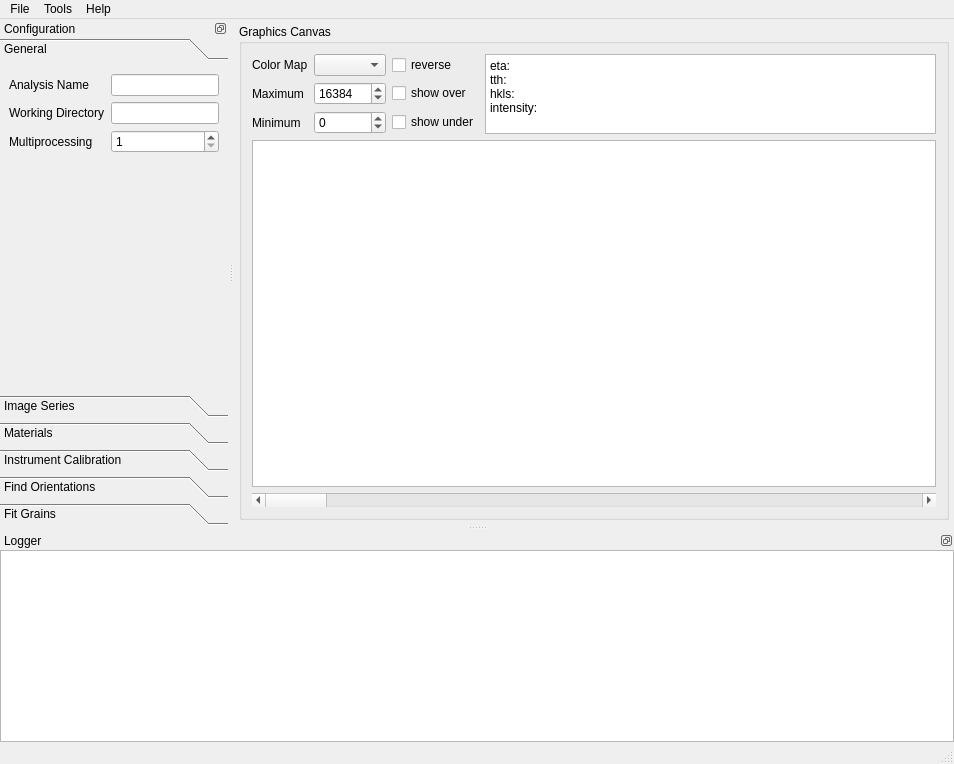
First picture: the form in hexrd/qt/resources/mainwindow.ui, repository praxes/hexrd, before the edit.
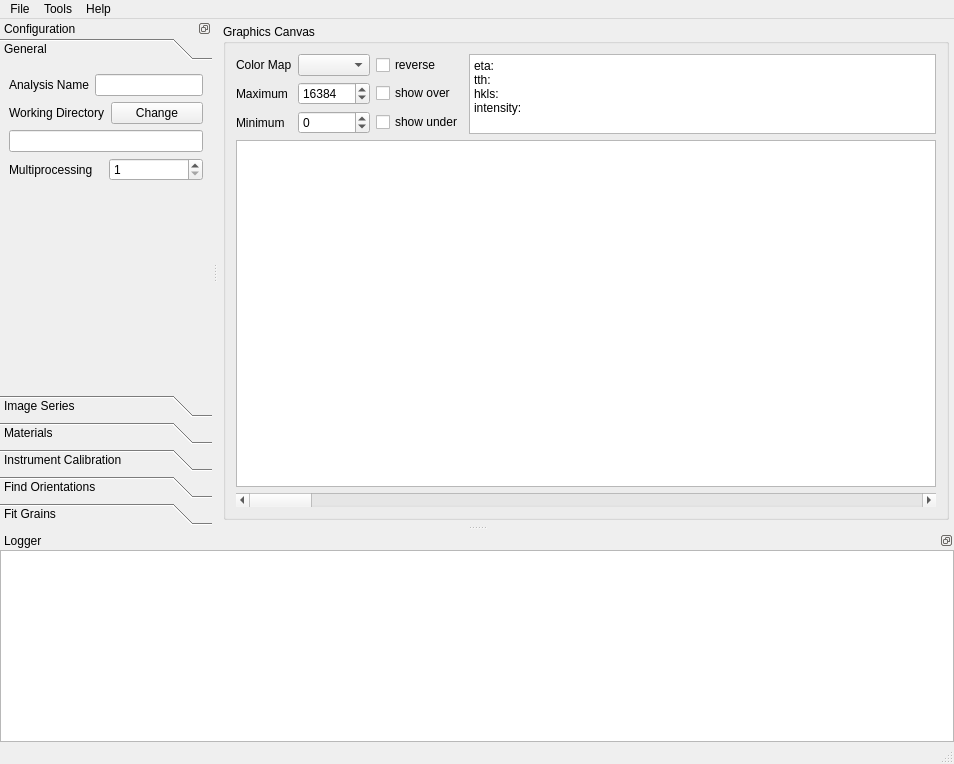
Second picture: the form after the edit.

Commit message: change cfg working dir

```diff
--- a/hexrd/qt/resources/mainwindow.ui
+++ b/hexrd/qt/resources/mainwindow.ui
@@ -261,35 +261,56 @@
         <attribute name="label">
          <string>General</string>
         </attribute>
-        <layout class="QGridLayout" name="gridLayout_2">
-         <item row="1" column="0">
-          <widget class="QLabel" name="label_2">
-           <property name="text">
-            <string>Working Directory</string>
-           </property>
-          </widget>
-         </item>
-         <item row="0" column="0">
+        <layout class="QVBoxLayout" name="verticalLayout">
+         <item>
+          <layout class="QHBoxLayout" name="horizontalLayout_2">
+           <item>
           <widget class="QLabel" name="label">
            <property name="text">
             <string>Analysis Name</string>
            </property>
           </widget>
          </item>
-         <item row="0" column="1">
+           <item>
           <widget class="QLineEdit" name="analysisNameLineEdit"/>
          </item>
-         <item row="1" column="1">
-          <widget class="QLineEdit" name="workingDirLineEdit"/>
+          </layout>
          </item>
-         <item row="2" column="0">
+         <item>
+          <layout class="QHBoxLayout" name="horizontalLayout_5">
+           <item>
+            <widget class="QLabel" name="label_2">
+             <property name="text">
+              <string>Working Directory</string>
+             </property>
+            </widget>
+           </item>
+           <item>
+            <widget class="QPushButton" name="changeWorkingDirButton">
+             <property name="text">
+              <string>Change</string>
+             </property>
+            </widget>
+           </item>
+          </layout>
+         </item>
+         <item>
+          <widget class="QLineEdit" name="workingDirLineEdit">
+           <property name="readOnly">
+            <bool>true</bool>
+           </property>
+          </widget>
+         </item>
+         <item>
+          <layout class="QHBoxLayout" name="horizontalLayout_6">
+           <item>
           <widget class="QLabel" name="label_3">
            <property name="text">
             <string>Multiprocessing</string>
            </property>
           </widget>
          </item>
-         <item row="2" column="1">
+           <item>
           <widget class="QSpinBox" name="multiprocessingSpinBox">
            <property name="minimum">
             <number>1</number>
@@ -302,7 +323,9 @@
            </property>
           </widget>
          </item>
-         <item row="3" column="1">
+          </layout>
+         </item>
+         <item>
           <spacer name="verticalSpacer_3">
            <property name="orientation">
             <enum>Qt::Vertical</enum>
@@ -310,7 +333,7 @@
            <property name="sizeHint" stdset="0">
             <size>
              <width>20</width>
-             <height>40</height>
+             <height>188</height>
             </size>
            </property>
           </spacer>
```
Lines whose indentation alone changed are shown as unchanged. The commit also changes 2 other files.
